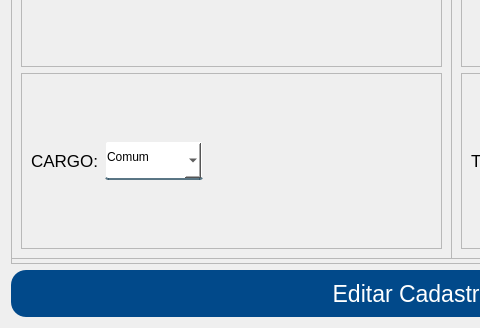
First picture: the form in App/view/ui/editarPessoa.ui, repository Senac-SOR-ADS/Mapa-de-Sala, before the edit; both pictures show x 0 to 480 and y 345 to 673 of the 825 by 673 pixel window.
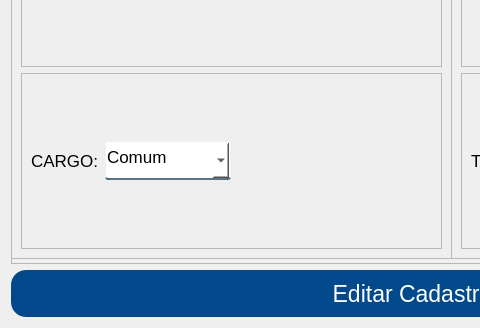
Second picture: the form after the edit.

Commit message:
alteração nos layouts
novo padrão adicionado às telas para seguirem uma ordem ao serem estilizadas

Patch:
```diff
--- a/App/view/ui/editarPessoa.ui
+++ b/App/view/ui/editarPessoa.ui
@@ -193,6 +193,11 @@
               <height>39</height>
              </size>
             </property>
+            <property name="font">
+             <font>
+              <pointsize>13</pointsize>
+             </font>
+            </property>
             <property name="cursor">
              <cursorShape>PointingHandCursor</cursorShape>
             </property>
```
The commit also changes 5 other files.
